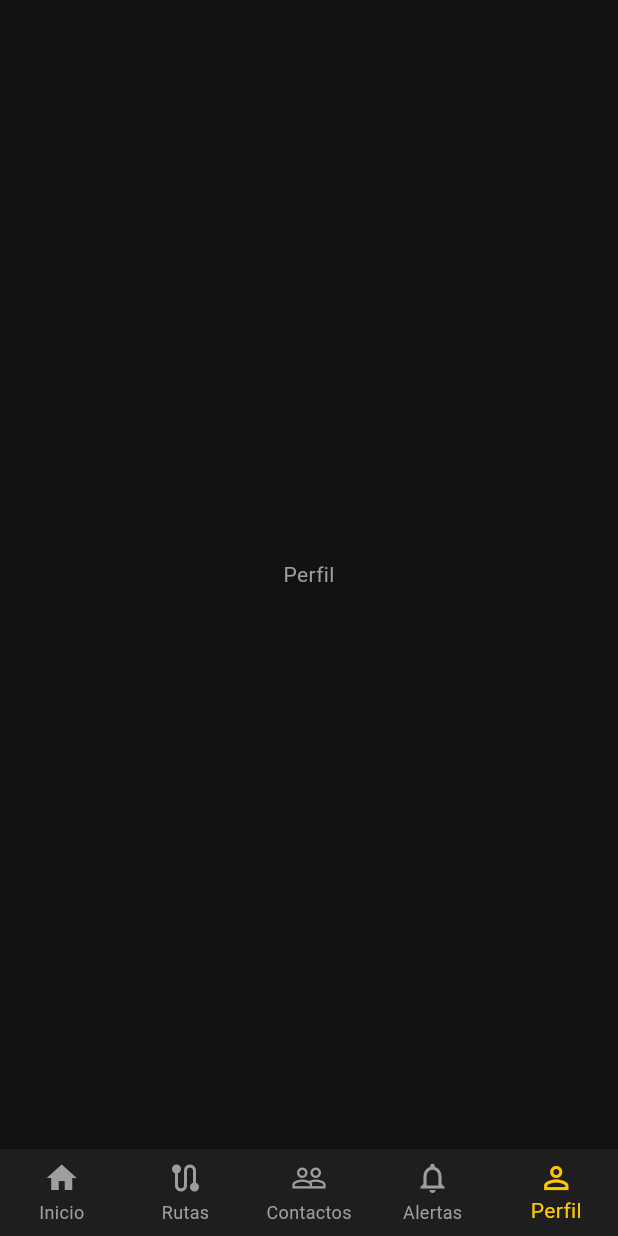
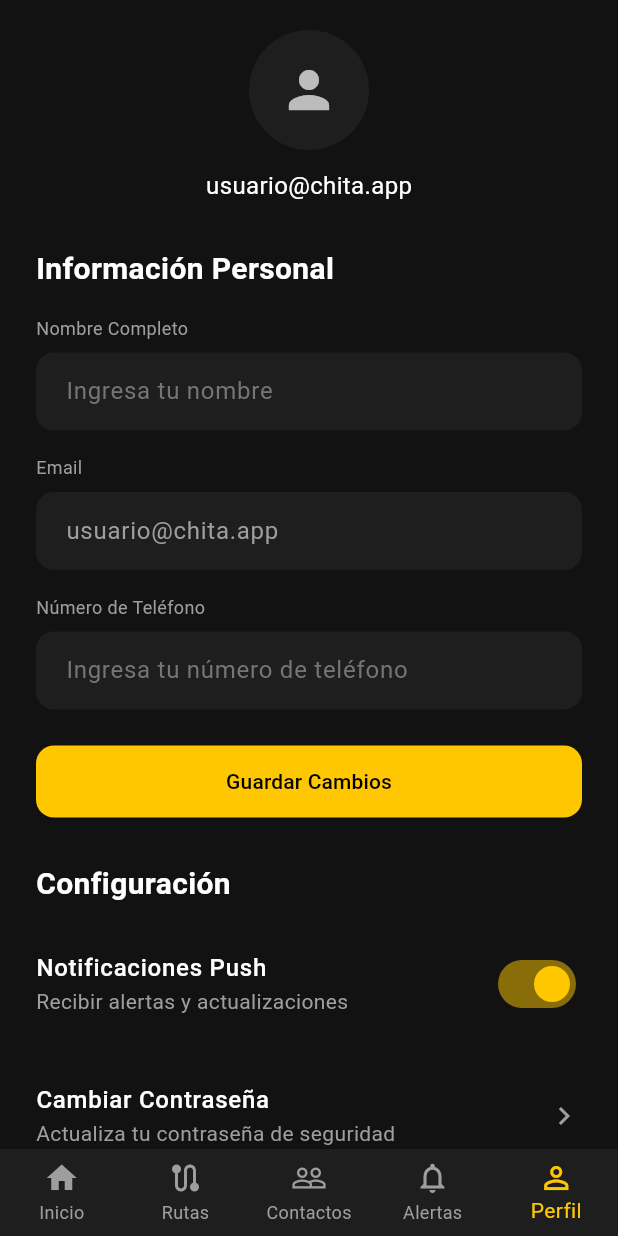
Before and after one commit to jovannyCG/app-chita, a Flutter app: the screen it shows after launch, item 5 of the bottom bar chosen, on a phone screen of 412 x 824 dp. Run offline on Flutter 3.47's test engine with Material 3 defaults, Android fonts, the phone set to English and light mode, and no system bars.

Commit message:
add profie sreen

```diff
--- a/lib/main.dart
+++ b/lib/main.dart
@@ -1,4 +1,5 @@
 import 'package:chita_app/screens/home.dart';
+import 'package:chita_app/screens/profile.dart';
 import 'package:chita_app/screens/route.dart';
 import 'package:flutter/material.dart';
 
@@ -69,7 +70,7 @@
     const RoutesScreen(),
     const Center(child: Text('Contactos')), // Placeholder
     const Center(child: Text('Alertas')),   // Placeholder
-    const Center(child: Text('Perfil')),    // Placeholder
+    const ProfileScreen(),  // Placeholder
   ];
 
   void _onItemTapped(int index) {
--- /dev/null
+++ b/lib/screens/profile.dart
@@ -0,0 +1,244 @@
+import 'package:flutter/material.dart';
+import '../main.dart'; // Importamos para usar los colores globales
+
+class ProfileScreen extends StatefulWidget {
+  const ProfileScreen({super.key});
+
+  @override
+  State<ProfileScreen> createState() => _ProfileScreenState();
+}
+
+class _ProfileScreenState extends State<ProfileScreen> {
+  // Estado para el switch de notificaciones
+  bool _notificationsEnabled = true;
+
+  @override
+  Widget build(BuildContext context) {
+    return Scaffold(
+      body: SafeArea(
+        child: ListView(
+          padding: const EdgeInsets.symmetric(horizontal: 24.0, vertical: 20.0),
+          children: [
+            // --- SECCIÓN SUPERIOR: AVATAR Y EMAIL ---
+            const Column(
+              children: [
+                CircleAvatar(
+                  radius: 40,
+                  backgroundColor: cardColor,
+                  child: Icon(Icons.person, size: 40, color: Colors.white70),
+                ),
+                SizedBox(height: 12),
+                Text(
+                  'usuario@chita.app',
+                  style: TextStyle(color: Colors.white, fontSize: 16),
+                ),
+              ],
+            ),
+            const SizedBox(height: 30),
+
+            // --- SECCIÓN: INFORMACIÓN PERSONAL ---
+            const _SectionTitle(title: 'Información Personal'),
+            const SizedBox(height: 16),
+            const _CustomTextField(
+              labelText: 'Nombre Completo',
+              hintText: 'Ingresa tu nombre',
+            ),
+            const SizedBox(height: 16),
+            const _CustomTextField(
+              labelText: 'Email',
+              initialValue: 'usuario@chita.app',
+              enabled: false, // El email no se puede editar
+            ),
+            const SizedBox(height: 16),
+            const _CustomTextField(
+              labelText: 'Número de Teléfono',
+              hintText: 'Ingresa tu número de teléfono',
+              keyboardType: TextInputType.phone,
+            ),
+            const SizedBox(height: 24),
+            ElevatedButton(
+              onPressed: () {},
+              child: const Text('Guardar Cambios'),
+            ),
+            const SizedBox(height: 30),
+
+            // --- SECCIÓN: CONFIGURACIÓN ---
+            const _SectionTitle(title: 'Configuración'),
+            const SizedBox(height: 8),
+            _SettingsTile(
+              title: 'Notificaciones Push',
+              subtitle: 'Recibir alertas y actualizaciones',
+              trailing: Switch(
+                value: _notificationsEnabled,
+                onChanged: (value) {
+                  setState(() {
+                    _notificationsEnabled = value;
+                  });
+                },
+                activeColor: primaryColor,
+                activeTrackColor: primaryColor.withOpacity(0.5),
+              ),
+            ),
+            const _SettingsTile(
+              title: 'Cambiar Contraseña',
+              subtitle: 'Actualiza tu contraseña de seguridad',
+              trailing: Icon(Icons.chevron_right, color: Colors.grey),
+            ),
+            const _SettingsTile(
+              title: 'Acerca de',
+              subtitle: 'Versión de la app e información',
+              trailing: Icon(Icons.chevron_right, color: Colors.grey),
+            ),
+            const SizedBox(height: 30),
+
+            // --- SECCIÓN: CUENTA ---
+            const _SectionTitle(title: 'Cuenta'),
+            const SizedBox(height: 16),
+            _AccountActionButton(
+              text: 'Cerrar Sesión',
+              icon: Icons.logout,
+              onTap: () {},
+            ),
+            const SizedBox(height: 16),
+            _AccountActionButton(
+              text: 'Eliminar Cuenta',
+              icon: Icons.delete_outline,
+              textColor: accentColor, // Color rojo para acción destructiva
+              onTap: () {},
+            ),
+             const SizedBox(height: 20),
+          ],
+        ),
+      ),
+    );
+  }
+}
+
+// Widget reutilizable para los títulos de sección
+class _SectionTitle extends StatelessWidget {
+  final String title;
+  const _SectionTitle({required this.title});
+
+  @override
+  Widget build(BuildContext context) {
+    return Text(
+      title,
+      style: const TextStyle(
+        color: Colors.white,
+        fontSize: 20,
+        fontWeight: FontWeight.bold,
+      ),
+    );
+  }
+}
+
+// Widget reutilizable para los campos de texto
+class _CustomTextField extends StatelessWidget {
+  final String labelText;
+  final String? hintText;
+  final String? initialValue;
+  final bool enabled;
+  final TextInputType keyboardType;
+
+  const _CustomTextField({
+    required this.labelText,
+    this.hintText,
+    this.initialValue,
+    this.enabled = true,
+    this.keyboardType = TextInputType.text,
+  });
+
+  @override
+  Widget build(BuildContext context) {
+    return Column(
+      crossAxisAlignment: CrossAxisAlignment.start,
+      children: [
+        Text(labelText, style: const TextStyle(color: Colors.grey, fontSize: 12)),
+        const SizedBox(height: 8),
+        TextFormField(
+          initialValue: initialValue,
+          enabled: enabled,
+          keyboardType: keyboardType,
+          style: TextStyle(color: enabled ? Colors.white : Colors.grey[500]),
+          decoration: InputDecoration(
+            hintText: hintText,
+            hintStyle: TextStyle(color: Colors.grey[600]),
+            filled: true,
+            fillColor: cardColor,
+            border: OutlineInputBorder(
+              borderRadius: BorderRadius.circular(12),
+              borderSide: BorderSide.none,
+            ),
+            contentPadding: const EdgeInsets.symmetric(horizontal: 16, vertical: 14),
+          ),
+        ),
+      ],
+    );
+  }
+}
+
+// Widget reutilizable para las opciones de configuración
+class _SettingsTile extends StatelessWidget {
+  final String title;
+  final String subtitle;
+  final Widget trailing;
+  const _SettingsTile({
+    required this.title,
+    required this.subtitle,
+    required this.trailing,
+  });
+
+  @override
+  Widget build(BuildContext context) {
+    return ListTile(
+      contentPadding: const EdgeInsets.symmetric(vertical: 8, horizontal: 0),
+      title: Text(title, style: const TextStyle(color: Colors.white, fontWeight: FontWeight.w500)),
+      subtitle: Text(subtitle, style: const TextStyle(color: Colors.grey)),
+      trailing: trailing,
+    );
+  }
+}
+
+// Widget reutilizable para los botones de la sección "Cuenta"
+class _AccountActionButton extends StatelessWidget {
+  final String text;
+  final IconData icon;
+  final VoidCallback onTap;
+  final Color textColor;
+
+  const _AccountActionButton({
+    required this.text,
+    required this.icon,
+    required this.onTap,
+    this.textColor = Colors.white,
+  });
+
+  @override
+  Widget build(BuildContext context) {
+    return GestureDetector(
+      onTap: onTap,
+      child: Container(
+        padding: const EdgeInsets.symmetric(horizontal: 16, vertical: 14),
+        decoration: BoxDecoration(
+          color: cardColor,
+          borderRadius: BorderRadius.circular(12),
+          border: textColor != Colors.white ? Border.all(color: cardColor) : null,
+        ),
+        child: Row(
+          mainAxisAlignment: MainAxisAlignment.center,
+          children: [
+            Icon(icon, color: textColor, size: 20),
+            const SizedBox(width: 8),
+            Text(
+              text,
+              style: TextStyle(
+                color: textColor,
+                fontWeight: FontWeight.bold,
+              ),
+            ),
+          ],
+        ),
+      ),
+    );
+  }
+}
```
